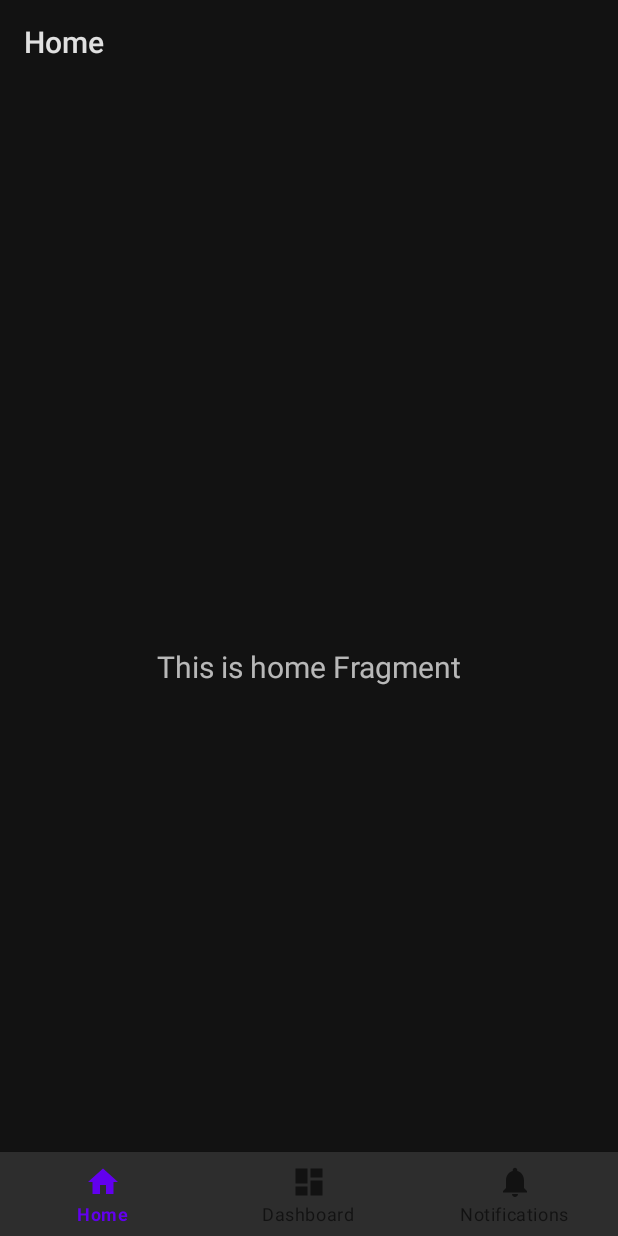
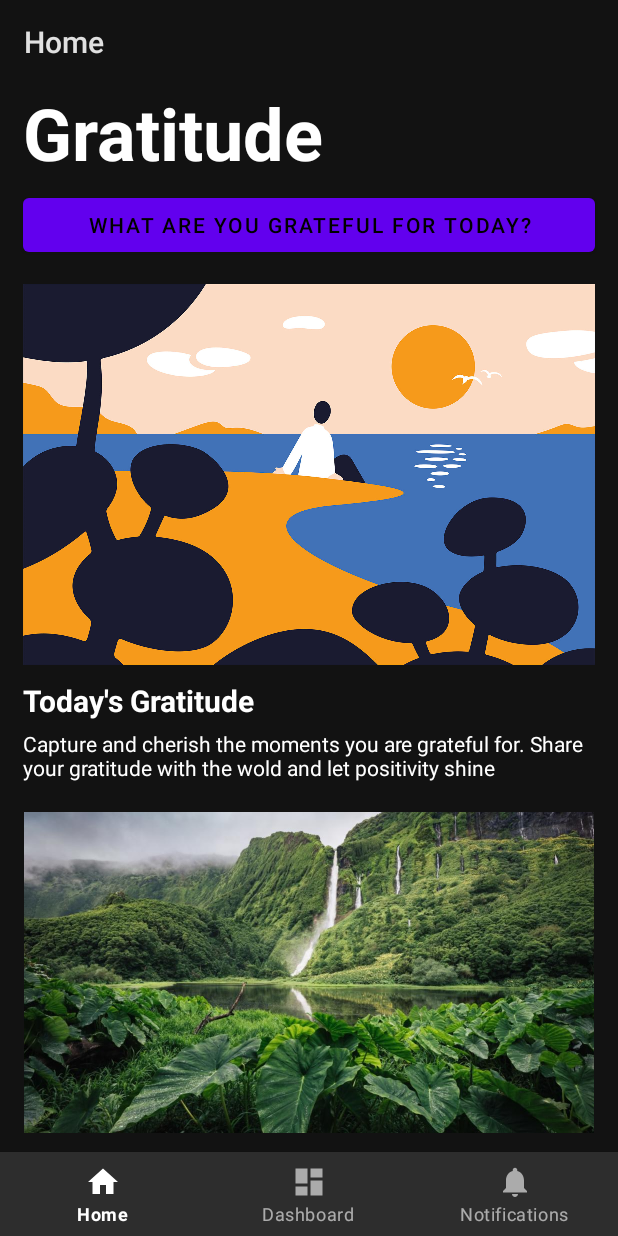
Before and after one commit to shadizx/blissful, an Android app: the screen it shows after launch (MainActivity), on a phone screen of 412 x 824 dp. Run offline under Robolectric (Android 15) with nearby library versions, the phone set to English and light mode, and no system bars; our stand-ins replace navigation-ui.

Commit message:
Update home page to show RecyclerView Layout with Images and Text

```diff
--- /dev/null
+++ b/app/src/main/java/com/cmpt362/blissful/ui/home/GratitudeAdapter.kt
@@ -0,0 +1,39 @@
+package com.cmpt362.blissful.ui.home
+
+import android.view.LayoutInflater
+import android.view.View
+import android.view.ViewGroup
+import android.widget.ImageView
+import android.widget.TextView
+import androidx.recyclerview.widget.RecyclerView
+import com.cmpt362.blissful.R
+
+class GratitudeAdapter(private var gratitudeItems: List<GratitudeItem>) : RecyclerView.Adapter<GratitudeAdapter.ViewHolder>() {
+    override fun onCreateViewHolder(viewgroup: ViewGroup, viewType: Int): ViewHolder {
+        val view = LayoutInflater.from(viewgroup.context).inflate(R.layout.home_gratitude_list_item, viewgroup, false)
+        return ViewHolder(view)
+    }
+
+    override fun onBindViewHolder(holder: ViewHolder, position: Int) {
+        val item = gratitudeItems[position]
+        holder.itemImage.setImageResource(item.imageId)
+        holder.itemHeader.text = item.header
+        holder.itemDescription.text = item.description
+    }
+
+    override fun getItemCount(): Int {
+        return gratitudeItems.size
+    }
+
+    fun setData(it: List<GratitudeItem>?) {
+        if (it != null) {
+            gratitudeItems = it
+        }
+    }
+
+    inner class ViewHolder(itemView: View) : RecyclerView.ViewHolder(itemView) {
+        val itemImage: ImageView = itemView.findViewById(R.id.itemImage)
+        val itemHeader: TextView = itemView.findViewById(R.id.itemHeader)
+        val itemDescription: TextView = itemView.findViewById(R.id.itemDescription)
+    }
+}
--- /dev/null
+++ b/app/src/main/java/com/cmpt362/blissful/ui/home/GratitudeItem.kt
@@ -0,0 +1,3 @@
+package com.cmpt362.blissful.ui.home
+
+data class GratitudeItem(val imageId: Int, val header: String, val description: String)
--- a/app/src/main/java/com/cmpt362/blissful/ui/home/HomeFragment.kt
+++ b/app/src/main/java/com/cmpt362/blissful/ui/home/HomeFragment.kt
@@ -1,12 +1,17 @@
 package com.cmpt362.blissful.ui.home
 
 import android.os.Bundle
+import android.util.Log
 import android.view.LayoutInflater
 import android.view.View
 import android.view.ViewGroup
 import android.widget.TextView
 import androidx.fragment.app.Fragment
+import androidx.lifecycle.Observer
 import androidx.lifecycle.ViewModelProvider
+import androidx.recyclerview.widget.LinearLayoutManager
+import androidx.recyclerview.widget.RecyclerView
+import com.cmpt362.blissful.R
 import com.cmpt362.blissful.databinding.FragmentHomeBinding
 
 class HomeFragment : Fragment() {
@@ -16,22 +21,32 @@ class HomeFragment : Fragment() {
     // This property is only valid between onCreateView and
     // onDestroyView.
     private val binding get() = _binding!!
+    private lateinit var arrayList: ArrayList<GratitudeItem>
+    private lateinit var adapter: GratitudeAdapter
 
     override fun onCreateView(
         inflater: LayoutInflater,
         container: ViewGroup?,
         savedInstanceState: Bundle?
     ): View {
-        val homeViewModel =
-            ViewModelProvider(this).get(HomeViewModel::class.java)
+        val homeViewModel = ViewModelProvider(this)[HomeViewModel::class.java]
 
         _binding = FragmentHomeBinding.inflate(inflater, container, false)
         val root: View = binding.root
 
-        val textView: TextView = binding.textHome
-        homeViewModel.text.observe(viewLifecycleOwner) {
-            textView.text = it
+        val recyclerView: RecyclerView = root.findViewById(R.id.home_gratitude_messages)
+        recyclerView.layoutManager = LinearLayoutManager(requireContext())
+        arrayList = ArrayList()
+        adapter = GratitudeAdapter(arrayList)
+        recyclerView.adapter = adapter
+
+        homeViewModel.gratitudeItems.observe(viewLifecycleOwner) {
+            Log.d("HomeFragment", "Gratitude items changed: $it")
+            adapter.setData(it)
+            adapter.notifyDataSetChanged()
+            recyclerView.adapter = adapter
         }
+
         return root
     }
 
--- a/app/src/main/java/com/cmpt362/blissful/ui/home/HomeViewModel.kt
+++ b/app/src/main/java/com/cmpt362/blissful/ui/home/HomeViewModel.kt
@@ -3,11 +3,27 @@ package com.cmpt362.blissful.ui.home
 import androidx.lifecycle.LiveData
 import androidx.lifecycle.MutableLiveData
 import androidx.lifecycle.ViewModel
+import com.cmpt362.blissful.R
 
 class HomeViewModel : ViewModel() {
 
-    private val _text = MutableLiveData<String>().apply {
-        value = "This is home Fragment"
+    private val _gratitudeItems = MutableLiveData<List<GratitudeItem>>().apply {
+        value = getSampleGratitudeItems()
     }
-    val text: LiveData<String> = _text
+    val gratitudeItems: LiveData<List<GratitudeItem>> = _gratitudeItems
+
+    private fun getSampleGratitudeItems(): List<GratitudeItem> {
+        return listOf(
+            GratitudeItem(
+                R.drawable.todays_gratitude,
+                "Today's Gratitude",
+                "Capture and cherish the moments you are grateful for. Share your gratitude with the wold and let positivity shine"
+            ),
+            GratitudeItem(
+                R.drawable.natures_blessing,
+                "Nature's Blessing",
+                "Discover the beauty of Caradhras, a majestic iceberg that stands tall as a symbol of gratitude and appreciation"
+            )
+        )
+    }
 }
--- a/app/src/main/res/layout/fragment_home.xml
+++ b/app/src/main/res/layout/fragment_home.xml
@@ -1,22 +1,31 @@
 <?xml version="1.0" encoding="utf-8"?>
-<androidx.constraintlayout.widget.ConstraintLayout xmlns:android="http://schemas.android.com/apk/res/android"
-    xmlns:app="http://schemas.android.com/apk/res-auto"
-    xmlns:tools="http://schemas.android.com/tools"
+<LinearLayout xmlns:android="http://schemas.android.com/apk/res/android"
     android:layout_width="match_parent"
     android:layout_height="match_parent"
-    tools:context=".ui.home.HomeFragment">
+    android:orientation="vertical">
 
     <TextView
-        android:id="@+id/text_home"
+        android:layout_width="wrap_content"
+        android:layout_height="wrap_content"
+        android:layout_marginHorizontal="15dp"
+        android:layout_marginBottom="5dp"
+        android:text="Gratitude"
+        android:textColor="@color/white"
+        android:textSize="48sp"
+        android:textStyle="bold" />
+
+    <Button
         android:layout_width="match_parent"
         android:layout_height="wrap_content"
-        android:layout_marginStart="8dp"
-        android:layout_marginTop="8dp"
-        android:layout_marginEnd="8dp"
-        android:textAlignment="center"
-        android:textSize="20sp"
-        app:layout_constraintBottom_toBottomOf="parent"
-        app:layout_constraintEnd_toEndOf="parent"
-        app:layout_constraintStart_toStartOf="parent"
-        app:layout_constraintTop_toTopOf="parent" />
-</androidx.constraintlayout.widget.ConstraintLayout>
+        android:layout_marginHorizontal="15dp"
+        android:layout_marginBottom="5dp"
+        android:text="What are you grateful for today?" />
+
+    <androidx.recyclerview.widget.RecyclerView
+        android:id="@+id/home_gratitude_messages"
+        android:layout_width="match_parent"
+        android:layout_height="wrap_content"
+        android:layout_marginHorizontal="15dp"
+        android:clipToPadding="false"
+        android:paddingBottom="?actionBarSize" />
+</LinearLayout>
--- /dev/null
+++ b/app/src/main/res/layout/home_gratitude_list_item.xml
@@ -0,0 +1,30 @@
+<?xml version="1.0" encoding="utf-8"?>
+<LinearLayout xmlns:android="http://schemas.android.com/apk/res/android"
+    android:layout_width="match_parent"
+    android:layout_height="wrap_content"
+    android:orientation="vertical">
+
+    <ImageView
+        android:id="@+id/itemImage"
+        android:layout_width="match_parent"
+        android:layout_height="wrap_content"
+        android:layout_marginVertical="10dp"
+        android:adjustViewBounds="true" />
+
+    <TextView
+        android:id="@+id/itemHeader"
+        android:layout_width="wrap_content"
+        android:layout_height="wrap_content"
+        android:textColor="@color/white"
+        android:textSize="20sp"
+        android:textStyle="bold" />
+
+    <TextView
+        android:id="@+id/itemDescription"
+        android:layout_width="wrap_content"
+        android:layout_height="wrap_content"
+        android:layout_marginTop="5dp"
+        android:layout_marginBottom="10dp"
+        android:textColor="@color/white" />
+
+</LinearLayout>
--- a/app/src/main/res/values-night/themes.xml
+++ b/app/src/main/res/values-night/themes.xml
@@ -3,14 +3,14 @@
     <style name="Theme.Blissful" parent="Theme.MaterialComponents.DayNight.DarkActionBar">
         <!-- Primary brand color. -->
         <item name="colorPrimary">@color/white</item>
-        <item name="colorPrimaryVariant">@color/purple_700</item>
+        <item name="colorPrimaryVariant">@color/white</item>
         <item name="colorOnPrimary">@color/black</item>
         <!-- Secondary brand color. -->
         <item name="colorSecondary">@color/teal_200</item>
         <item name="colorSecondaryVariant">@color/teal_200</item>
         <item name="colorOnSecondary">@color/black</item>
         <!-- Status bar color. -->
-        <item name="android:statusBarColor">?attr/colorPrimaryVariant</item>
+        <item name="android:statusBarColor">?attr/colorOnPrimary</item>
         <!-- Customize your theme here. -->
     </style>
 </resources>
```
Also changed, not shown: app/src/main/res/drawable/natures_blessing.jpg (added), app/src/main/res/drawable/todays_gratitude.jpg (added).
